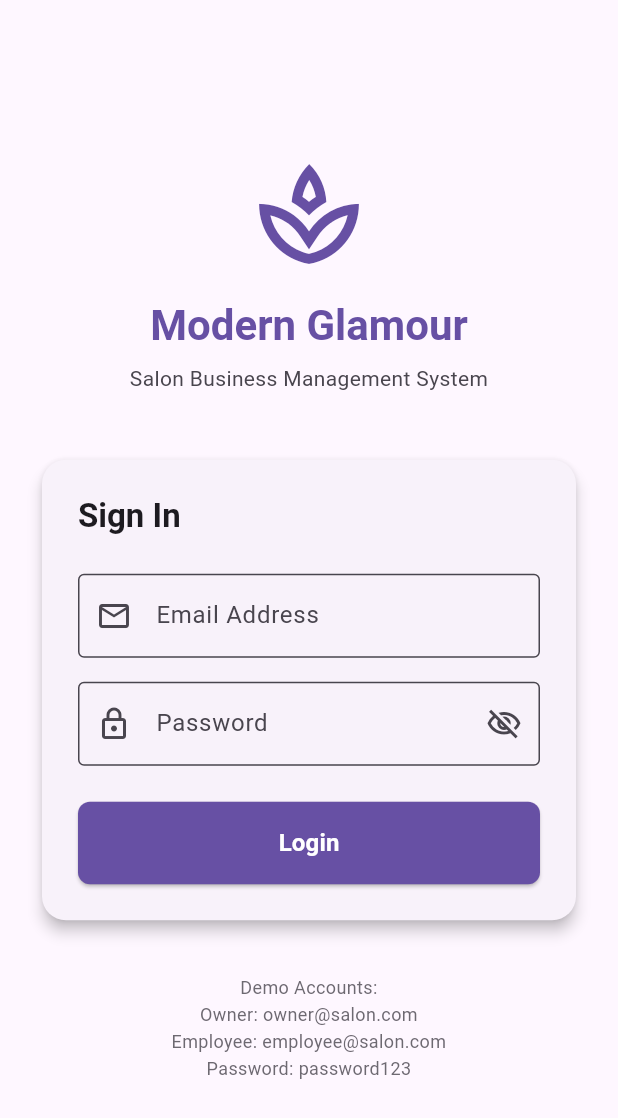
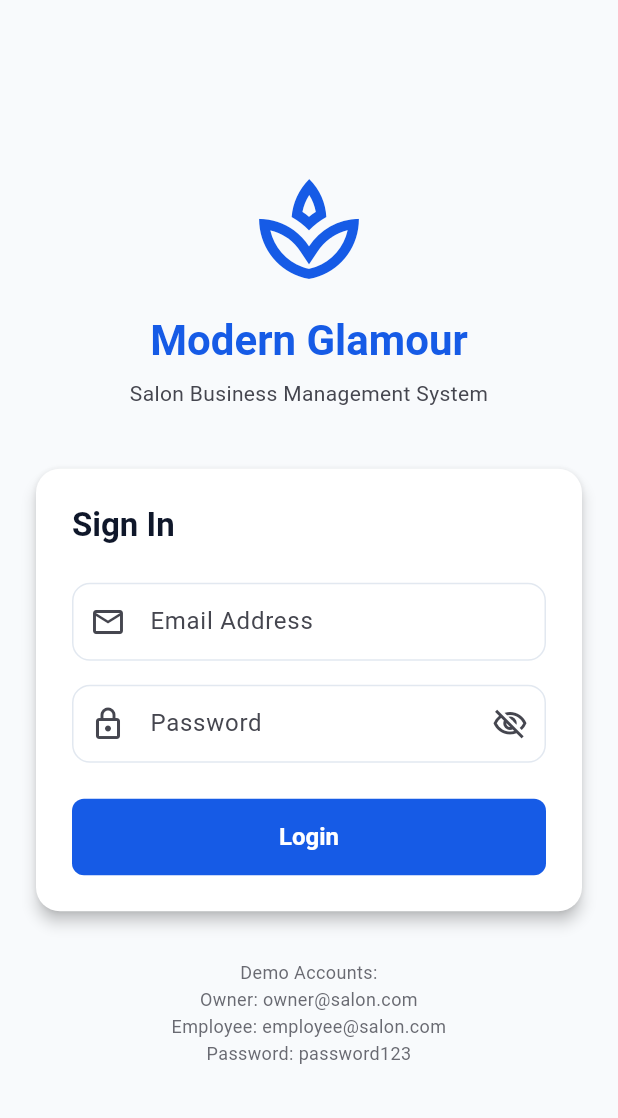
Before and after one commit to connect-inferno/Cuts-Salon, a Flutter app: the screen it shows after launch, on a phone screen of 412 x 824 dp. Shown: the top 1118 px of the screen. Run offline on Flutter 3.47's test engine with Material 3 defaults, Android fonts, the phone set to English and light mode, and no system bars; our stand-ins replace flutter_riverpod, flutter_secure_storage, go_router; accounts and stored records are empty.

Commit message:
feat(theme): implement Stitch design system with royal blue palette
- Replace default purple theme with Stitch-spec royal blue Color(0xFF165BE6)
- Add slate text hierarchy: slateDark #0F172A, slateMedium, slateLight #64748B
- Add semantic accent colors: accentGreen, accentRed, accentOrange
- Add card surface #FFFFFF with border #E2E8F0 and background #F8FAFC
- Add primaryLight tint for chips/badges and rounded corners 12px/16px
- Add custom InputDecoration, ElevatedButton and OutlinedButton themes

```diff
--- a/mobile/lib/theme.dart
+++ b/mobile/lib/theme.dart
@@ -1,28 +1,104 @@
 import 'package:flutter/material.dart';
 
 class AppTheme {
+  static const Color primaryBlue = Color(0xFF165BE6);
+  static const Color primaryDark = Color(0xFF1048B8);
+  static const Color primaryLight = Color(0xFFEEF4FF);
+  static const Color slateDark = Color(0xFF0F172A);
+  static const Color slateMedium = Color(0xFF334155);
+  static const Color slateLight = Color(0xFF64748B);
+  static const Color borderSubtle = Color(0xFFE2E8F0);
+  static const Color bgSurface = Color(0xFFF8FAFC);
+  static const Color cardBg = Color(0xFFFFFFFF);
+  static const Color accentGreen = Color(0xFF16A34A);
+  static const Color accentRed = Color(0xFFEF4444);
+
   static ThemeData get lightTheme {
     return ThemeData(
       useMaterial3: true,
+      scaffoldBackgroundColor: bgSurface,
       colorScheme: ColorScheme.fromSeed(
-        seedColor: const Color(0xFF6750A4),
-        primary: const Color(0xFF6750A4),
-        secondary: const Color(0xFF625B71),
-        surface: const Color(0xFFFEF7FF),
+        seedColor: primaryBlue,
+        primary: primaryBlue,
+        onPrimary: Colors.white,
+        primaryContainer: primaryLight,
+        onPrimaryContainer: primaryDark,
+        secondary: slateMedium,
+        surface: cardBg,
+        onSurface: slateDark,
+        error: accentRed,
+      ),
+      fontFamily: 'Roboto',
+      appBarTheme: const AppBarTheme(
+        backgroundColor: Colors.white,
+        foregroundColor: slateDark,
+        elevation: 0,
+        scrolledUnderElevation: 0,
+        centerTitle: false,
       ),
       cardTheme: CardThemeData(
-        elevation: 2,
+        color: cardBg,
+        elevation: 0,
         shape: RoundedRectangleBorder(
           borderRadius: BorderRadius.circular(16),
+          side: const BorderSide(color: borderSubtle, width: 1),
+        ),
+        margin: EdgeInsets.zero,
+      ),
+      elevatedButtonTheme: ElevatedButtonThemeData(
+        style: ElevatedButton.styleFrom(
+          backgroundColor: primaryBlue,
+          foregroundColor: Colors.white,
+          elevation: 0,
+          shape: RoundedRectangleBorder(
+            borderRadius: BorderRadius.circular(12),
+          ),
+          padding: const EdgeInsets.symmetric(horizontal: 20, vertical: 14),
+          textStyle: const TextStyle(
+            fontSize: 15,
+            fontWeight: FontWeight.bold,
+          ),
+        ),
+      ),
+      outlinedButtonTheme: OutlinedButtonThemeData(
+        style: OutlinedButton.styleFrom(
+          foregroundColor: slateDark,
+          backgroundColor: Colors.white,
+          side: const BorderSide(color: borderSubtle, width: 1),
+          shape: RoundedRectangleBorder(
+            borderRadius: BorderRadius.circular(12),
+          ),
+          padding: const EdgeInsets.symmetric(horizontal: 20, vertical: 14),
+          textStyle: const TextStyle(
+            fontSize: 14,
+            fontWeight: FontWeight.w600,
+          ),
         ),
       ),
       inputDecorationTheme: InputDecorationTheme(
         filled: true,
-        fillColor: Colors.transparent,
+        fillColor: Colors.white,
+        contentPadding: const EdgeInsets.symmetric(horizontal: 16, vertical: 14),
         border: OutlineInputBorder(
-          borderRadius: BorderRadius.circular(8),
+          borderRadius: BorderRadius.circular(12),
+          borderSide: const BorderSide(color: borderSubtle, width: 1),
         ),
-        contentPadding: const EdgeInsets.symmetric(horizontal: 16, vertical: 16),
+        enabledBorder: OutlineInputBorder(
+          borderRadius: BorderRadius.circular(12),
+          borderSide: const BorderSide(color: borderSubtle, width: 1),
+        ),
+        focusedBorder: OutlineInputBorder(
+          borderRadius: BorderRadius.circular(12),
+          borderSide: const BorderSide(color: primaryBlue, width: 1.5),
+        ),
+        errorBorder: OutlineInputBorder(
+          borderRadius: BorderRadius.circular(12),
+          borderSide: const BorderSide(color: accentRed, width: 1),
+        ),
+        hintStyle: const TextStyle(
+          color: Color(0xFF94A3B8),
+          fontSize: 14,
+        ),
       ),
     );
   }
```
